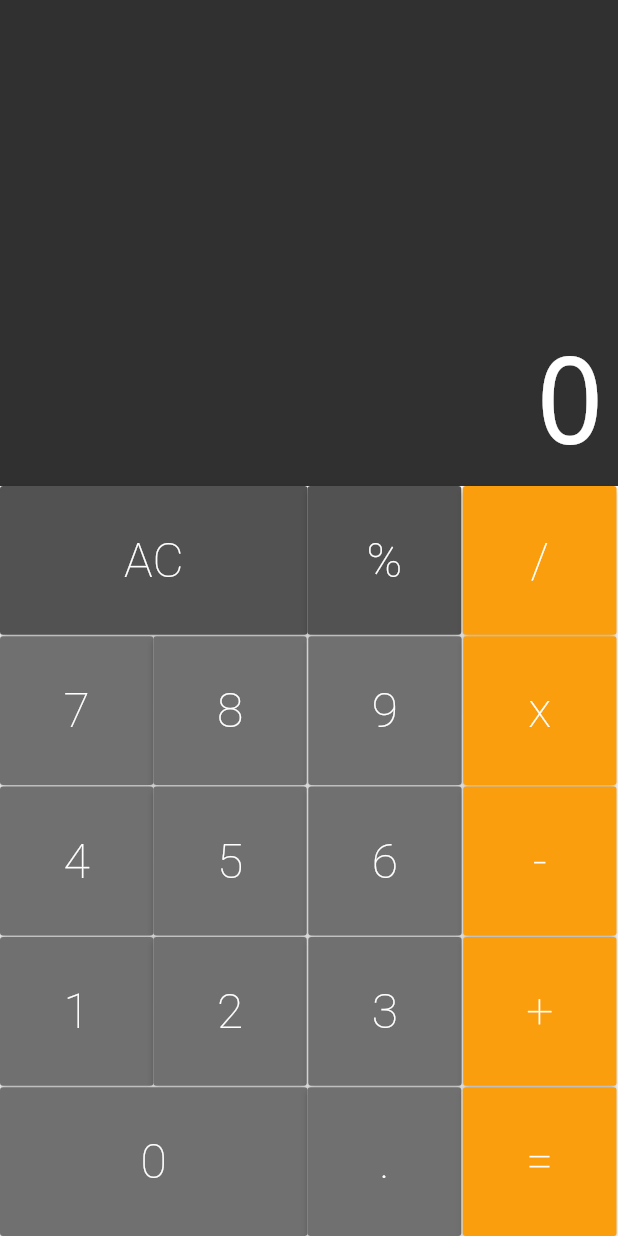
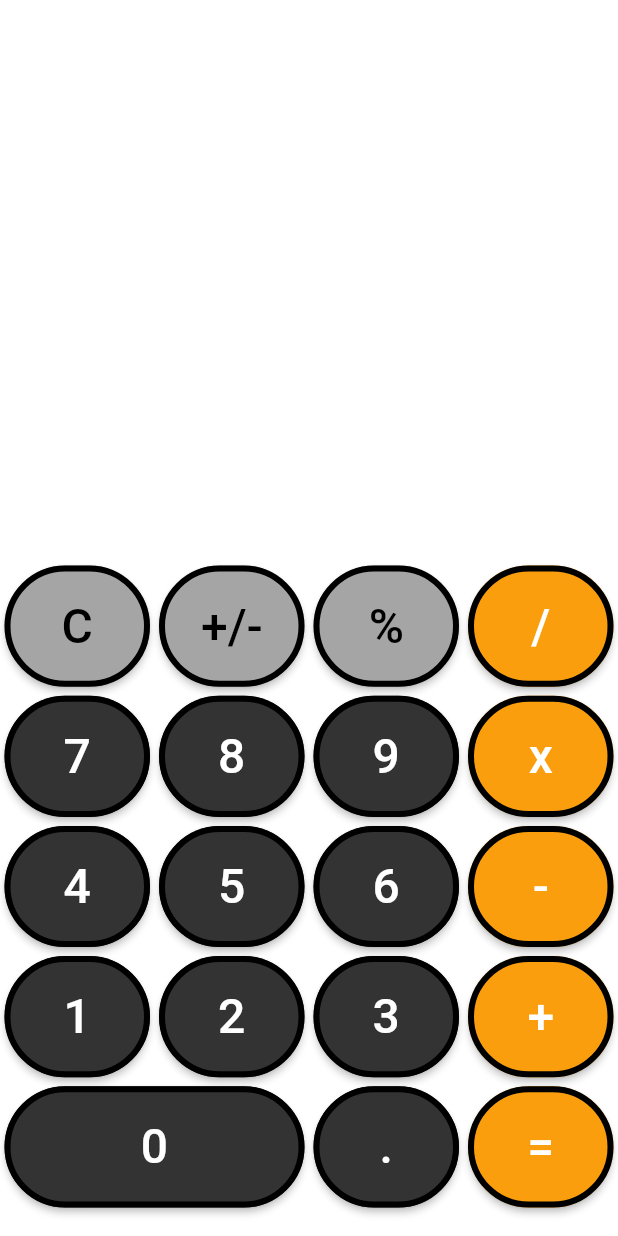
Before and after one commit to pedrocoloma/iPhone-Calculator, a Flutter app: the screen it shows after launch, on a phone screen of 412 x 824 dp. Run offline on Flutter 3.47's test engine with Material 2 defaults, Android fonts, the phone set to English and light mode, and no system bars.

Commit message:
Updates to iOS 12 layout

```diff
--- a/lib/components/button.dart
+++ b/lib/components/button.dart
@@ -2,13 +2,14 @@ import 'package:flutter/material.dart';
 
 class Button extends StatelessWidget {
 
-  static const darkColor = Color.fromRGBO(82, 82, 82, 1);
-  static const defaultColor = Color.fromRGBO(112, 112, 112, 1);
+  static const lighterColor = Color.fromRGBO(165, 165, 165, 1);
+  static const defaultColor = Color.fromRGBO(51, 51, 51, 1);
   static const orangeColor = Color.fromRGBO(250, 158, 13, 1);
 
   final String text;
   final bool isLarge;
   final Color color;
+  Color textColor = Colors.white;
   final void Function(String) callback;
 
   Button({
@@ -18,6 +19,13 @@ class Button extends StatelessWidget {
     @required this.callback,
   });
 
+  Button.lighter({
+    @required this.text,
+    this.isLarge = false,
+    this.color = lighterColor,
+    this.textColor = Colors.black,
+    @required this.callback,
+  });
   Button.large({
     @required this.text,
     this.isLarge = true,
@@ -36,18 +44,25 @@ class Button extends StatelessWidget {
   Widget build(BuildContext context) {
     return Expanded(
       flex: isLarge ? 2 : 1,
+      child: Padding(
+        padding: const EdgeInsets.all(3.0),
         child: RaisedButton(
+          shape: RoundedRectangleBorder(
+            borderRadius: BorderRadius.circular(80.0),
+            side: BorderSide(color: Colors.black, width: 4),
+          ),
           color: this.color,
           child: Text(
               text,
             style: TextStyle(
-            color: Colors.white,
+              color: textColor,
               fontSize: 32,
-            fontWeight: FontWeight.w200,
+              fontWeight: FontWeight.w500,
             ),
           ),
           onPressed: () => callback(text),
         ),
+      ),
     );
   }
 }
--- a/lib/components/button_row.dart
+++ b/lib/components/button_row.dart
@@ -13,10 +13,7 @@ class ButtonRow extends StatelessWidget {
       flex: 1,
       child: Row(
         crossAxisAlignment: CrossAxisAlignment.stretch,
-        children: buttons.fold(<Widget>[], (list, button) {
-          list.isEmpty ? list.add(button) : list.addAll([button, SizedBox(width: 1,)]);
-          return list;
-        }),
+        children: buttons,
       ),
     );
   }
--- a/lib/components/display.dart
+++ b/lib/components/display.dart
@@ -11,7 +11,6 @@ class Display extends StatelessWidget {
     return Expanded(
       flex: 1,
       child: Container(
-        color: Color.fromRGBO(48, 48, 48, 1),
         child: Column(
           mainAxisAlignment: MainAxisAlignment.end,
           crossAxisAlignment: CrossAxisAlignment.stretch,
@@ -22,7 +21,7 @@ class Display extends StatelessWidget {
                   text,
                   textAlign: TextAlign.end,
                   style: TextStyle(
-                    fontWeight: FontWeight.w100,
+                    fontWeight: FontWeight.w200,
                     decoration: TextDecoration.none,
                     fontSize: 80,
                     color: Colors.white,
--- a/lib/components/keyboard.dart
+++ b/lib/components/keyboard.dart
@@ -11,41 +11,39 @@ class Keyboard extends StatelessWidget {
   @override
   Widget build(BuildContext context) {
     return Container(
-      height: 500,
+      height: 450,
       child: Column(
         children: <Widget>[
           ButtonRow([
-            Button.large(text: 'AC', color: Button.darkColor, callback: callback,),
-            Button(text: '%', color: Button.darkColor, callback: callback,),
+            Button.lighter(text: 'C', callback: callback,),
+            Button.lighter(text: '+/-', callback: callback,),
+            Button.lighter(text: '%', callback: callback,),
             Button.operation(text: '/', callback: callback,),
           ]),
-          SizedBox(height: 1,),
           ButtonRow([
             Button(text: '7', callback: callback,),
             Button(text: '8', callback: callback,),
             Button(text: '9', callback: callback,),
             Button.operation(text: 'x', callback: callback,),
           ]),
-          SizedBox(height: 1,),
           ButtonRow([
             Button(text: '4', callback: callback,),
             Button(text: '5', callback: callback,),
             Button(text: '6', callback: callback,),
             Button.operation(text: '-', callback: callback,),
           ]),
-          SizedBox(height: 1,),
           ButtonRow([
             Button(text: '1', callback: callback,),
             Button(text: '2', callback: callback,),
             Button(text: '3', callback: callback,),
             Button.operation(text: '+', callback: callback,),
           ]),
-          SizedBox(height: 1,),
           ButtonRow([
             Button.large(text: '0', callback: callback,),
             Button(text: '.', callback: callback,),
             Button.operation(text: '=',  callback: callback,),
           ]),
+          SizedBox(height: 16,)
         ],
       ),
     );
--- a/lib/models/Brain.dart
+++ b/lib/models/Brain.dart
@@ -19,8 +19,10 @@ class Brain {
       return;
     }
 
-    if(command == 'AC') {
+    if(command == 'C') {
       _allClear();
+    } else if(command == '+/-') {
+      _invertSign();
     } else if(operations.contains(command)) {
       _setOperation(command);
     }
@@ -85,6 +87,12 @@ class Brain {
 
   }
 
+  _invertSign() {
+    final value = double.tryParse(_value) ?? 0;
+    _value = (-value).toString();
+    _value = _value.endsWith('.0') ? _value.split('.')[0] : _value;
+  }
+
   _calculate() {
     switch(_operation) {
       case '%': return _buffer[0] % _buffer[1];
--- a/lib/screens/calculator.dart
+++ b/lib/screens/calculator.dart
@@ -26,11 +26,13 @@ class _CalculatorState extends State<Calculator> {
       ]);
 
     return MaterialApp(
-      home: Column(
-        children: <Widget>[
-          Display(brain.value),
-          Keyboard(_onPressed),
-        ],
+      home: SafeArea(
+        child: Column(
+          children: <Widget>[
+            Display(brain.value),
+            Keyboard(_onPressed),
+          ],
+        ),
       ),
     );
   }
```
Lines whose indentation alone changed are shown as unchanged.
